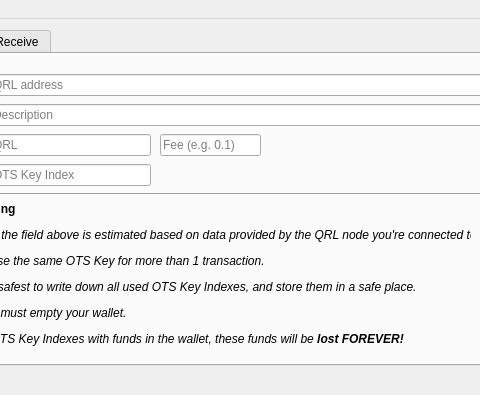
Qt form GUI5.ui (successor1/qrllight) before a commit; both pictures show x 141 to 621 and y 0 to 395 of the 828 by 395 pixel window.
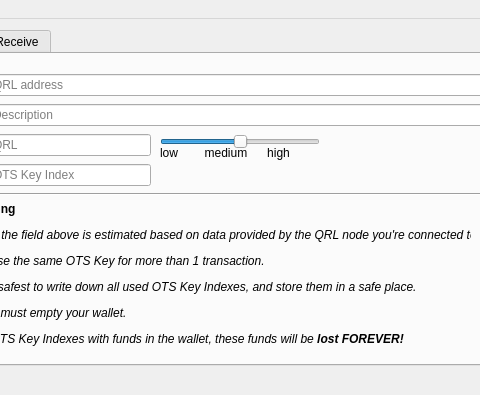
The same form after that commit. The open tabs and pages were chosen to show the change. Icons and pictures are not drawn.

Commit message: slider fee working

```diff
--- a/GUI5.ui
+++ b/GUI5.ui
@@ -195,19 +195,6 @@
          <string>QRL</string>
         </property>
        </widget>
-       <widget class="QLineEdit" name="fee_input">
-        <property name="geometry">
-         <rect>
-          <x>290</x>
-          <y>80</y>
-          <width>101</width>
-          <height>22</height>
-         </rect>
-        </property>
-        <property name="placeholderText">
-         <string>Fee (e.g. 0.1)</string>
-        </property>
-       </widget>
        <widget class="QLineEdit" name="ots_key_index_input">
         <property name="geometry">
          <rect>
@@ -282,6 +269,47 @@
          <enum>Qt::Horizontal</enum>
         </property>
        </widget>
+       <widget class="QSlider" name="horizontalSlider">
+        <property name="geometry">
+         <rect>
+          <x>290</x>
+          <y>80</y>
+          <width>160</width>
+          <height>16</height>
+         </rect>
+        </property>
+        <property name="minimum">
+         <number>0</number>
+        </property>
+        <property name="maximum">
+         <number>100</number>
+        </property>
+        <property name="singleStep">
+         <number>50</number>
+        </property>
+        <property name="pageStep">
+         <number>50</number>
+        </property>
+        <property name="value">
+         <number>50</number>
+        </property>
+        <property name="orientation">
+         <enum>Qt::Horizontal</enum>
+        </property>
+       </widget>
+       <widget class="QLabel" name="slider_label">
+        <property name="geometry">
+         <rect>
+          <x>290</x>
+          <y>90</y>
+          <width>161</width>
+          <height>17</height>
+         </rect>
+        </property>
+        <property name="text">
+         <string>low        medium      high</string>
+        </property>
+       </widget>
       </widget>
       <widget class="QWidget" name="receive_tab">
        <attribute name="icon">
```
Left out of the diff: 18 changed lines with no effect on the pictures. The commit also changes 2 other files.
